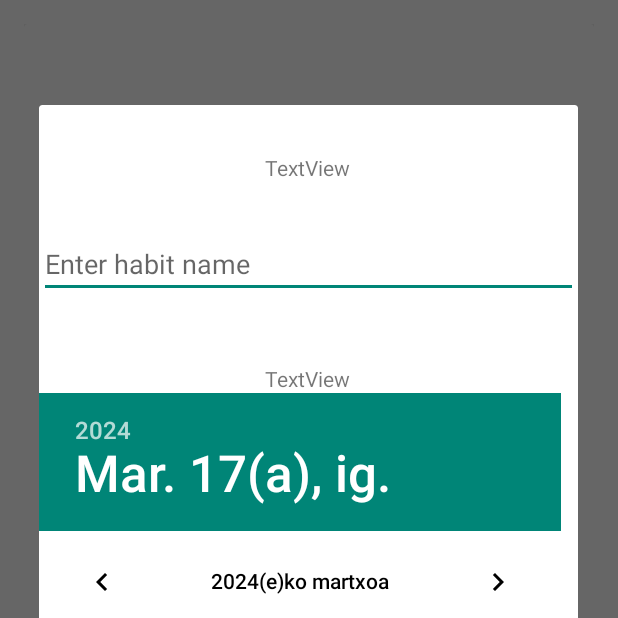
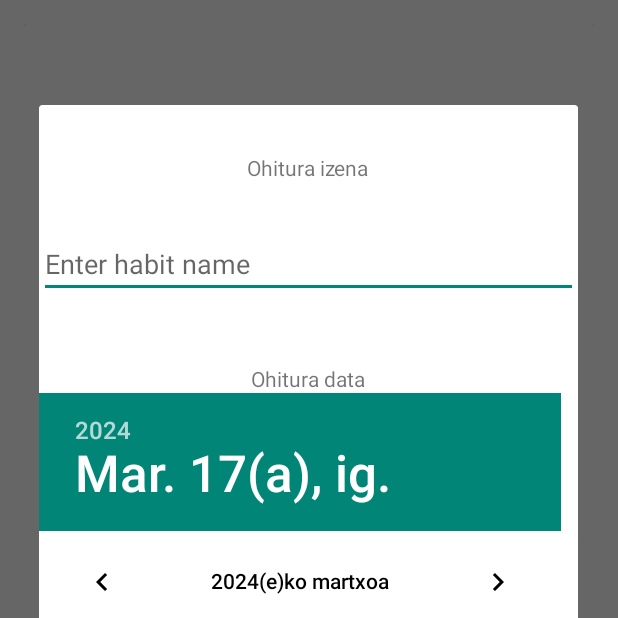
Before and after one commit to un4rch/DAS_proyecto1, an Android app: the screen it shows after launch (HomeActivity), after a tap on "OHITURA BERRIA", on a phone screen of 412 x 824 dp, the top half of it. Run offline under Robolectric (Android 15) with nearby library versions, the phone set to English and light mode, and no system bars.

Commit message:
language strings fixed

```diff
--- a/app/src/main/java/com/example/das_proyecto1/MainActivity.java
+++ b/app/src/main/java/com/example/das_proyecto1/MainActivity.java
@@ -13,6 +13,7 @@ public class MainActivity extends AppCompatActivity {
     @Override
     protected void onCreate(Bundle savedInstanceState) {
         super.onCreate(savedInstanceState);
+        Utils.loadLanguage(this);
         setContentView(R.layout.activity_main);
         // Simulate a 5-second delay (5000 milliseconds)
         new Handler(getMainLooper()).postDelayed(() -> {
@@ -21,6 +22,6 @@ public class MainActivity extends AppCompatActivity {
             Intent intent = new Intent(this, HomeActivity.class);
             startActivity(intent);
             finish(); // Close the splash screen activity
-        }, 3000); // 5000 milliseconds = 5 seconds
+        }, 3000); // 3000 milliseconds = 3 seconds
     }
 }
--- a/app/src/main/res/layout/activity_main.xml
+++ b/app/src/main/res/layout/activity_main.xml
@@ -9,7 +9,7 @@
     <TextView
         android:layout_width="wrap_content"
         android:layout_height="wrap_content"
-        android:text="Loading..."
+        android:text="@string/splash_text"
         app:layout_constraintBottom_toBottomOf="parent"
         app:layout_constraintEnd_toEndOf="parent"
         app:layout_constraintStart_toStartOf="parent"
--- a/app/src/main/res/layout/dialog_new_habit.xml
+++ b/app/src/main/res/layout/dialog_new_habit.xml
@@ -30,7 +30,7 @@
         android:layout_width="wrap_content"
         android:layout_height="wrap_content"
         android:layout_marginTop="32dp"
-        android:text="TextView"
+        android:text="@string/dialog_text"
         app:layout_constraintEnd_toEndOf="parent"
         app:layout_constraintHorizontal_bias="0.498"
         app:layout_constraintStart_toStartOf="parent"
@@ -41,7 +41,7 @@
         android:layout_width="wrap_content"
         android:layout_height="wrap_content"
         android:layout_marginTop="44dp"
-        android:text="TextView"
+        android:text="@string/dialog_date"
         app:layout_constraintEnd_toEndOf="parent"
         app:layout_constraintHorizontal_bias="0.498"
         app:layout_constraintStart_toStartOf="parent"
--- a/app/src/main/res/values/strings.xml
+++ b/app/src/main/res/values/strings.xml
@@ -1,6 +1,7 @@
 <?xml version="1.0" encoding="utf-8"?>
 <resources>
     <string name="app_name">DAS_proyecto1</string>
+    <string name="splash_text" translatable="false">Kargatzen...</string>
     <string name="menu_habits_title">Ohiturak</string>
     <string name="menu_settings_title">Konfigurazioa</string>
     <string name="button_change_language" translatable="false">Aldatu</string>
@@ -20,6 +21,8 @@
     <string name="title_edit_habit" translatable="false">Ohitura jakinarazpena</string>
     <string name="message_delete_habit" translatable="false">Ohitura ezabatuta</string>
     <string name="title_delete_habit" translatable="false">Ohitura jakinarazpena</string>
+    <string name="dialog_text" translatable="false">Ohitura izena</string>
+    <string name="dialog_date" translatable="false">Ohitura data</string>
     <string-array name="language_spinner_options">
         <item>eu</item>
         <item>es</item>
```
Also changed, not shown: 3 other files.
